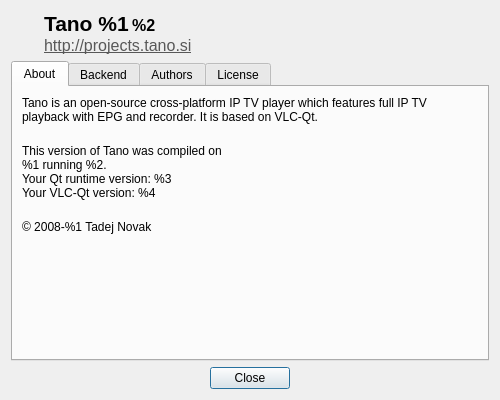
The window that src/ui/dialogs/AboutDialog.ui (ntadej/tano) describes before a commit, drawn with Qt 5.
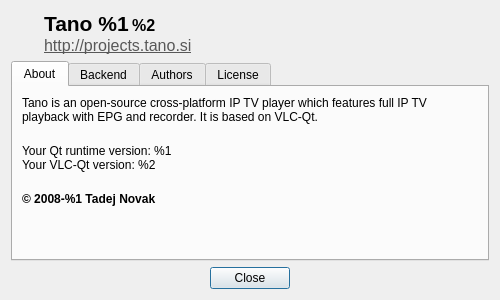
The same window after the commit. Icons and pictures are not drawn. Custom widgets are drawn as their Qt base class.

Commit message: Updated about dialog

Diff of the .ui file:
```diff
--- a/src/ui/dialogs/AboutDialog.ui
+++ b/src/ui/dialogs/AboutDialog.ui
@@ -7,13 +7,13 @@
     <x>0</x>
     <y>0</y>
     <width>500</width>
-    <height>400</height>
+    <height>300</height>
    </rect>
   </property>
   <property name="minimumSize">
    <size>
     <width>500</width>
-    <height>400</height>
+    <height>300</height>
    </size>
   </property>
   <property name="maximumSize">
@@ -81,10 +81,8 @@
        <item>
         <widget class="QLabel" name="labelBuild">
          <property name="text">
-          <string>This version of Tano was compiled on
-%1 running %2.
-Your Qt runtime version: %3
-Your VLC-Qt version: %4
+          <string>Your Qt runtime version: %1
+Your VLC-Qt version: %2
 </string>
          </property>
          <property name="wordWrap">
@@ -95,7 +93,7 @@
        <item>
         <widget class="QLabel" name="labelCopyright">
          <property name="text">
-          <string notr="true">© 2008-%1 Tadej Novak</string>
+          <string notr="true">&lt;b&gt;© 2008-%1 Tadej Novak&lt;/b&gt;</string>
          </property>
          <property name="wordWrap">
           <bool>true</bool>
```
Left out of the diff: 8 changed lines with no effect on the pictures. The commit also changes 12 other files.
